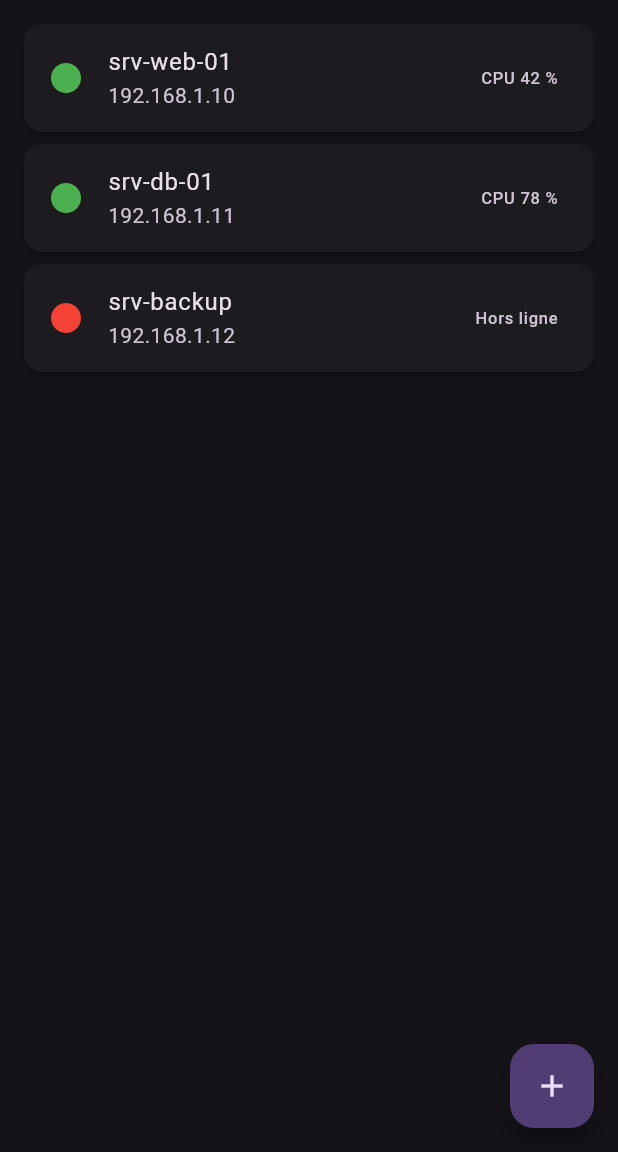
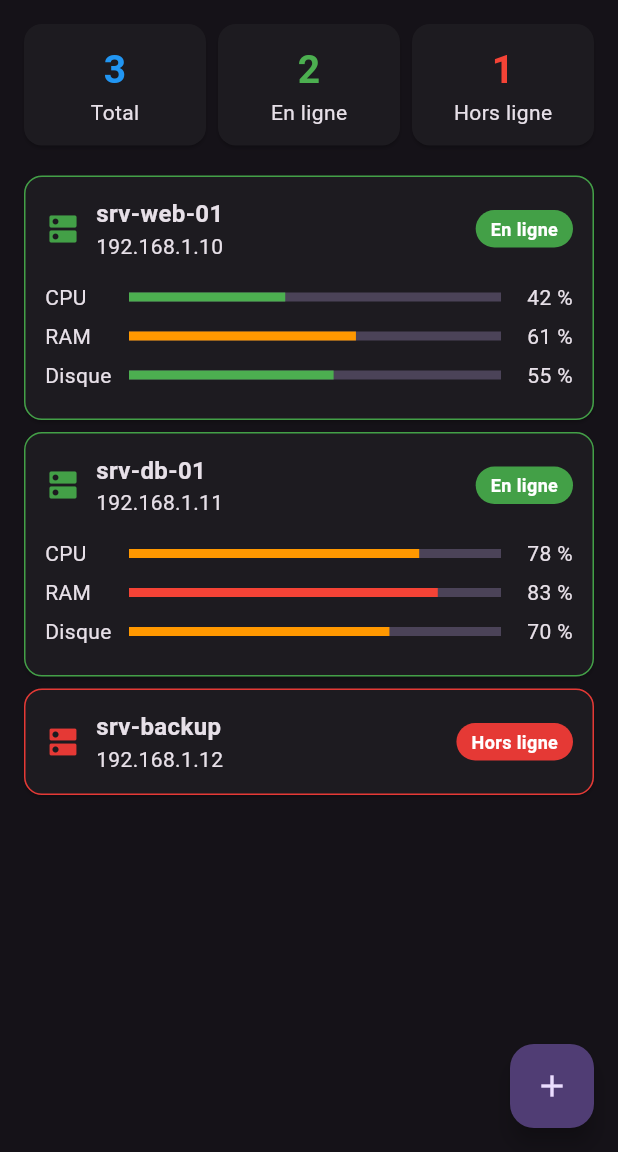
Before and after one commit to Sarindra20/server_watch, a Flutter app: the screen it shows after launch, on a phone screen of 412 x 824 dp, the part 84-1236 px from its top. Run offline on Flutter 3.47's test engine with Material 3 defaults, Android fonts, the phone set to English and light mode, and no system bars.

Commit message:
Amélioration du visuel

```diff
--- a/lib/main.dart
+++ b/lib/main.dart
@@ -1,5 +1,5 @@
 import 'package:flutter/material.dart';
-
+import 'widgets/server_card.dart';
 import 'screens/server_detail_screen.dart';
 import 'models/server.dart';
 import 'screens/add_server_screen.dart';
@@ -64,8 +64,30 @@ class HomeScreen extends StatefulWidget {
 class _HomeScreenState extends State<HomeScreen> {
   final List<Server> _servers = List.of(mockServers);
 
+  Widget _summaryItem(String label, int count, Color color) {
+    return Card(
+      child: Padding(
+        padding: const EdgeInsets.symmetric(vertical: 12),
+        child: Column(
+          children: [
+            Text(
+              '$count',
+              style: TextStyle(
+                  fontSize: 26, fontWeight: FontWeight.bold, color: color),
+            ),
+            Text(label),
+          ],
+        ),
+      ),
+    );
+  }
+
   @override
   Widget build(BuildContext context) {
+    final int total = _servers.length;
+    final int online = _servers.where((s) => s.online).length;
+    final int offline = total - online;
+
     return Scaffold(
       appBar: AppBar(
         title: const Text('🖥️ Server Watch'),
@@ -85,7 +107,20 @@ class _HomeScreenState extends State<HomeScreen> {
         },
         child: const Icon(Icons.add),
       ),
-      body: ListView.builder(
+      body: Column(
+        children: [
+          Padding(
+            padding: const EdgeInsets.fromLTRB(12, 12, 12, 0),
+            child: Row(
+              children: [
+                Expanded(child: _summaryItem('Total', total, Colors.blue)),
+                Expanded(child: _summaryItem('En ligne', online, Colors.green)),
+                Expanded(child: _summaryItem('Hors ligne', offline, Colors.red)),
+              ],
+            ),
+          ),
+          Expanded(
+            child: ListView.builder(
               padding: const EdgeInsets.all(12),
               itemCount: _servers.length,
               itemBuilder: (context, index) {
@@ -111,31 +146,23 @@ class _HomeScreenState extends State<HomeScreen> {
                       SnackBar(content: Text('${server.name} supprimé')),
                     );
                   },
-            child: Card(
-              child: ListTile(
-                leading: Icon(
-                  Icons.circle,
-                  color: server.online ? Colors.green : Colors.red,
-                ),
-                title: Text(server.name),
-                subtitle: Text(server.ip),
-                trailing: Text(
-                  server.online
-                      ? 'CPU ${server.cpu.toStringAsFixed(0)} %'
-                      : 'Hors ligne',
-                ),
+                  child: ServerCard(
+                    server: server,
                     onTap: () {
                       Navigator.push(
                         context,
                         MaterialPageRoute(
-                      builder: (context) => ServerDetailScreen(server: server),
+                          builder: (context) =>
+                              ServerDetailScreen(server: server),
+                        ),
+                      );
+                    },
                   ),
                 );
               },
             ),
           ),
-          );
-        },
+        ],
       ),
     );
   }
--- /dev/null
+++ b/lib/widgets/server_card.dart
@@ -0,0 +1,111 @@
+import 'package:flutter/material.dart';
+import '../models/server.dart';
+
+class ServerCard extends StatelessWidget {
+  final Server server;
+  final VoidCallback onTap;
+
+  const ServerCard({super.key, required this.server, required this.onTap});
+
+  @override
+  Widget build(BuildContext context) {
+    final Color statusColor =
+        server.online ? Colors.green.shade600 : Colors.red.shade600;
+
+    return Card(
+      shape: RoundedRectangleBorder(
+        borderRadius: BorderRadius.circular(12),
+        side: BorderSide(color: statusColor, width: 1),
+      ),
+      child: InkWell(
+        borderRadius: BorderRadius.circular(12),
+        onTap: onTap,
+        child: Padding(
+          padding: const EdgeInsets.all(14),
+          child: Column(
+            crossAxisAlignment: CrossAxisAlignment.start,
+            children: [
+              Row(
+                children: [
+                  Icon(Icons.dns, color: statusColor),
+                  const SizedBox(width: 10),
+                  Expanded(
+                    child: Column(
+                      crossAxisAlignment: CrossAxisAlignment.start,
+                      children: [
+                        Text(
+                          server.name,
+                          style: const TextStyle(
+                              fontSize: 16, fontWeight: FontWeight.bold),
+                        ),
+                        Text(server.ip),
+                      ],
+                    ),
+                  ),
+                  Container(
+                    padding:
+                        const EdgeInsets.symmetric(horizontal: 10, vertical: 4),
+                    decoration: BoxDecoration(
+                      color: statusColor,
+                      borderRadius: BorderRadius.circular(20),
+                    ),
+                    child: Text(
+                      server.online ? 'En ligne' : 'Hors ligne',
+                      style: const TextStyle(
+                          color: Colors.white,
+                          fontSize: 12,
+                          fontWeight: FontWeight.bold),
+                    ),
+                  ),
+                ],
+              ),
+              if (server.online) ...[
+                const SizedBox(height: 14),
+                _MiniBar(label: 'CPU', value: server.cpu),
+                _MiniBar(label: 'RAM', value: server.ram),
+                _MiniBar(label: 'Disque', value: server.disk),
+              ],
+            ],
+          ),
+        ),
+      ),
+    );
+  }
+}
+
+class _MiniBar extends StatelessWidget {
+  final String label;
+  final double value;
+
+  const _MiniBar({required this.label, required this.value});
+
+  @override
+  Widget build(BuildContext context) {
+    final Color color = value >= 80
+        ? Colors.red
+        : value >= 60
+            ? Colors.orange
+            : Colors.green;
+
+    return Padding(
+      padding: const EdgeInsets.only(bottom: 6),
+      child: Row(
+        children: [
+          SizedBox(width: 56, child: Text(label)),
+          Expanded(
+            child: LinearProgressIndicator(
+              value: value / 100,
+              minHeight: 6,
+              color: color,
+            ),
+          ),
+          SizedBox(
+            width: 48,
+            child: Text('${value.toStringAsFixed(0)} %',
+                textAlign: TextAlign.right),
+          ),
+        ],
+      ),
+    );
+  }
+}
```
Lines whose indentation alone changed are shown as unchanged.
